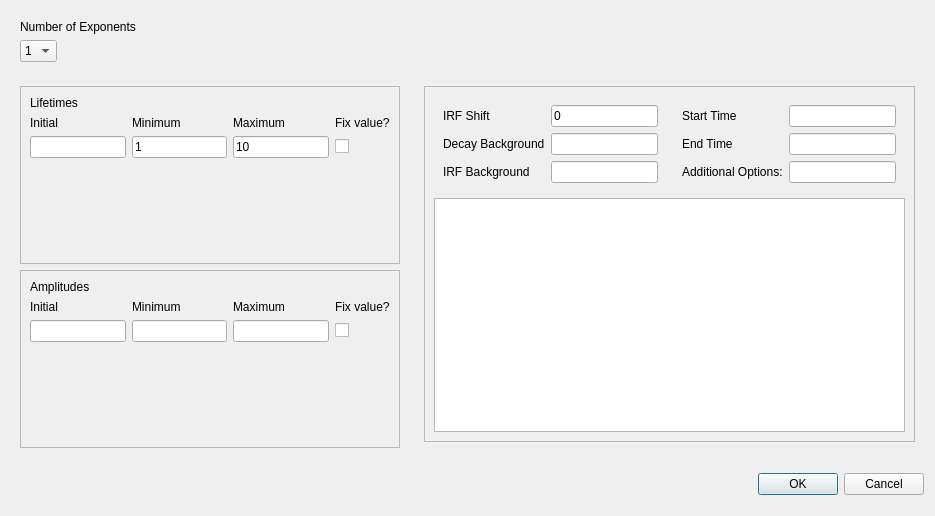
BioPhysicsUP/Full_SMS, file ui/fitting_dialog.ui: the form before one commit.
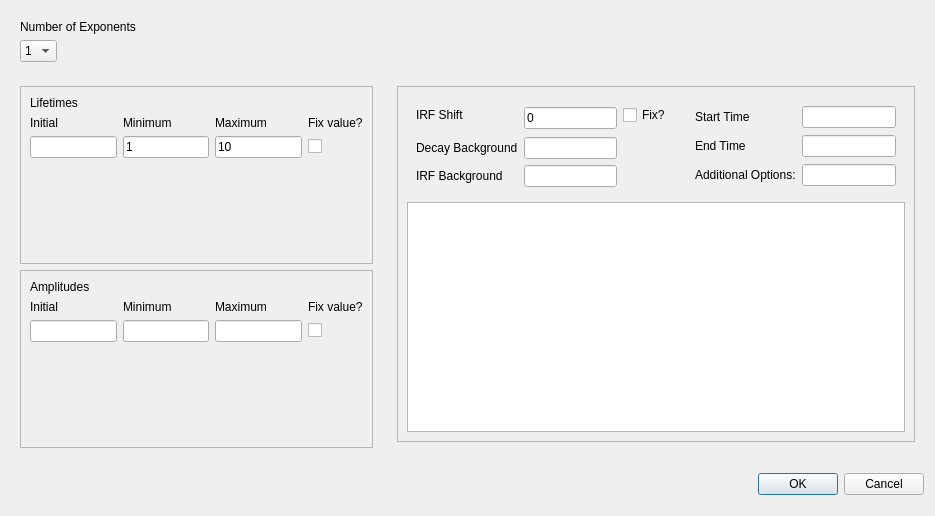
The form after the commit. Custom widgets are drawn as their Qt base class.

Commit message: Added ability to fix IRF shift, as well as made the default startpoint for fitting be 0. Also added button to quickly show whole trace decay. Minor refactoring as well.

The edit to the form file:
```diff
--- a/ui/fitting_dialog.ui
+++ b/ui/fitting_dialog.ui
@@ -684,6 +684,62 @@
          <enum>QFrame::Raised</enum>
         </property>
         <layout class="QGridLayout" name="gridLayout_10">
+         <item row="1" column="0">
+          <widget class="QFrame" name="frame">
+           <property name="frameShape">
+            <enum>QFrame::NoFrame</enum>
+           </property>
+           <property name="frameShadow">
+            <enum>QFrame::Raised</enum>
+           </property>
+           <property name="lineWidth">
+            <number>0</number>
+           </property>
+           <layout class="QGridLayout" name="gridLayout_8">
+            <item row="2" column="0">
+             <widget class="QLabel" name="label_33">
+              <property name="text">
+               <string>Decay Background</string>
+              </property>
+             </widget>
+            </item>
+            <item row="0" column="0">
+             <widget class="QLabel" name="label_32">
+              <property name="text">
+               <string>IRF Shift</string>
+              </property>
+             </widget>
+            </item>
+            <item row="3" column="0">
+             <widget class="QLabel" name="label_34">
+              <property name="text">
+               <string>IRF Background</string>
+              </property>
+             </widget>
+            </item>
+            <item row="3" column="1" colspan="2">
+             <widget class="QLineEdit" name="lineIRFBG"/>
+            </item>
+            <item row="0" column="3">
+             <widget class="QCheckBox" name="checkFixIRF">
+              <property name="text">
+               <string>Fix?</string>
+              </property>
+             </widget>
+            </item>
+            <item row="0" column="1" rowspan="2" colspan="2">
+             <widget class="QLineEdit" name="lineShift">
+              <property name="text">
+               <string>0</string>
+              </property>
+             </widget>
+            </item>
+            <item row="2" column="1" colspan="2">
+             <widget class="QLineEdit" name="lineDecayBG"/>
+            </item>
+           </layout>
+          </widget>
+         </item>
          <item row="1" column="1">
           <widget class="QFrame" name="frame_7">
            <property name="frameShape">
@@ -695,7 +751,7 @@
            <property name="lineWidth">
             <number>0</number>
            </property>
-           <layout class="QFormLayout" name="formLayout_3">
+           <layout class="QGridLayout" name="gridLayout_11">
             <item row="0" column="0">
              <widget class="QLabel" name="label_35">
               <property name="text">
@@ -729,55 +785,6 @@
            </layout>
           </widget>
          </item>
-         <item row="1" column="0">
-          <widget class="QFrame" name="frame">
-           <property name="frameShape">
-            <enum>QFrame::NoFrame</enum>
-           </property>
-           <property name="frameShadow">
-            <enum>QFrame::Raised</enum>
-           </property>
-           <property name="lineWidth">
-            <number>0</number>
-           </property>
-           <layout class="QFormLayout" name="formLayout">
-            <item row="0" column="0">
-             <widget class="QLabel" name="label_32">
-              <property name="text">
-               <string>IRF Shift</string>
-              </property>
-             </widget>
-            </item>
-            <item row="0" column="1">
-             <widget class="QLineEdit" name="lineShift">
-              <property name="text">
-               <string>0</string>
-              </property>
-             </widget>
-            </item>
-            <item row="1" column="0">
-             <widget class="QLabel" name="label_33">
-              <property name="text">
-               <string>Decay Background</string>
-              </property>
-             </widget>
-            </item>
-            <item row="1" column="1">
-             <widget class="QLineEdit" name="lineDecayBG"/>
-            </item>
-            <item row="2" column="0">
-             <widget class="QLabel" name="label_34">
-              <property name="text">
-               <string>IRF Background</string>
-              </property>
-             </widget>
-            </item>
-            <item row="2" column="1">
-             <widget class="QLineEdit" name="lineIRFBG"/>
-            </item>
-           </layout>
-          </widget>
-         </item>
          <item row="2" column="0" colspan="2">
           <widget class="PlotWidget" name="pgFitParam"/>
          </item>
```
The commit also changes 6 other files.
